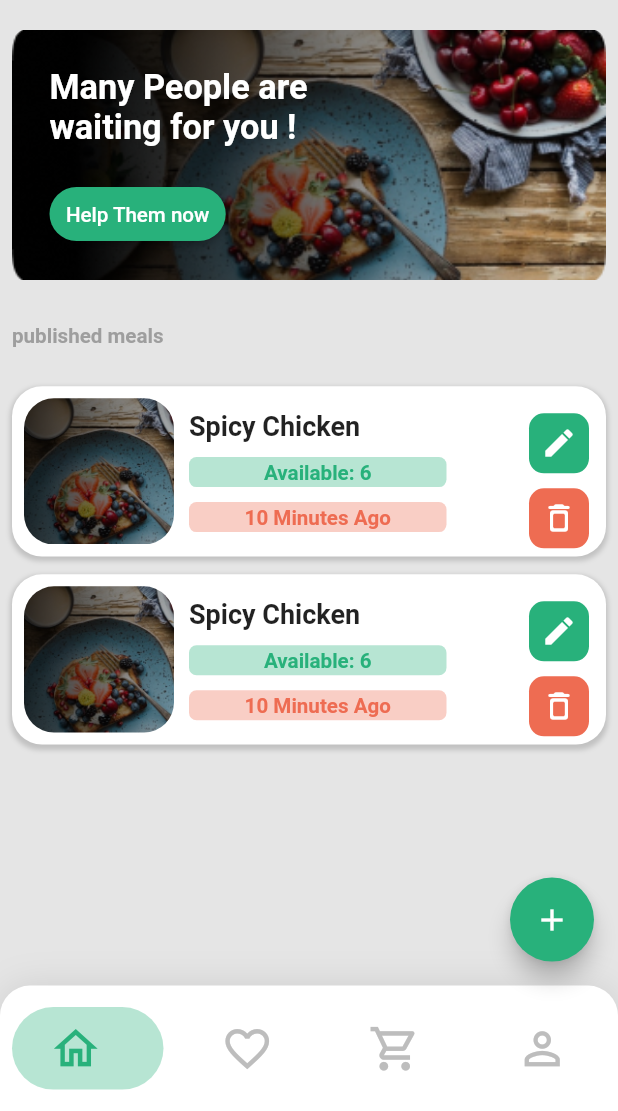
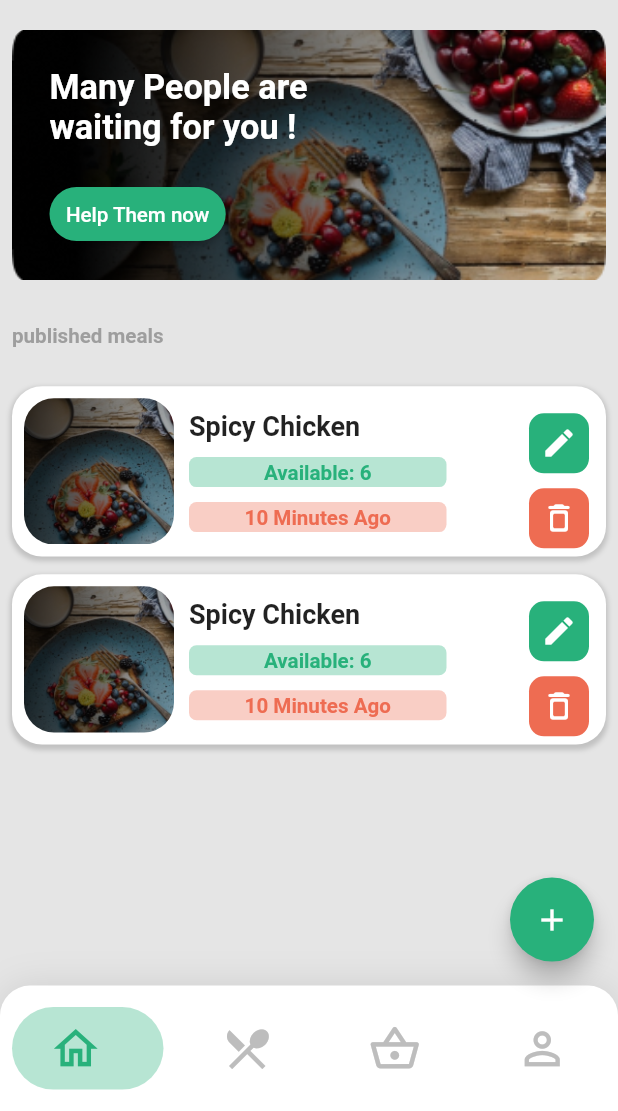
Before and after one commit to Radwan-Albahrani/Akalne, a Flutter app: the screen it shows once a user with an empty profile is signed in, on a phone screen of 412 x 824 dp, the part 125-1236 px from its top. Run offline on Flutter 3.47's test engine with Material 2 defaults, Android fonts, the phone set to English and light mode, and no system bars; drawn by our look-alikes of google_nav_bar; our stand-ins replace awesome_snackbar_content, cloud_firestore, file_picker, firebase_auth, firebase_core, firebase_storage and 6 more; missing offline and left inert: switch_up; accounts and stored records are empty; generated files the repository leaves out were written again.

Commit message:
style: changed navbar icons

```diff
--- a/lib/restuarant/features/home/screens/home_screen.dart
+++ b/lib/restuarant/features/home/screens/home_screen.dart
@@ -62,11 +62,11 @@ class _HomeScreenState extends ConsumerState<RestaurantHomeScreen> {
                 iconSize: 35,
               ),
               GButton(
-                icon: Icons.favorite_border_outlined,
+                icon: Icons.restaurant_menu_sharp,
                 iconSize: 35,
               ),
               GButton(
-                icon: Icons.shopping_cart_outlined,
+                icon: Icons.shopping_basket_outlined,
                 iconSize: 35,
               ),
               GButton(
```
